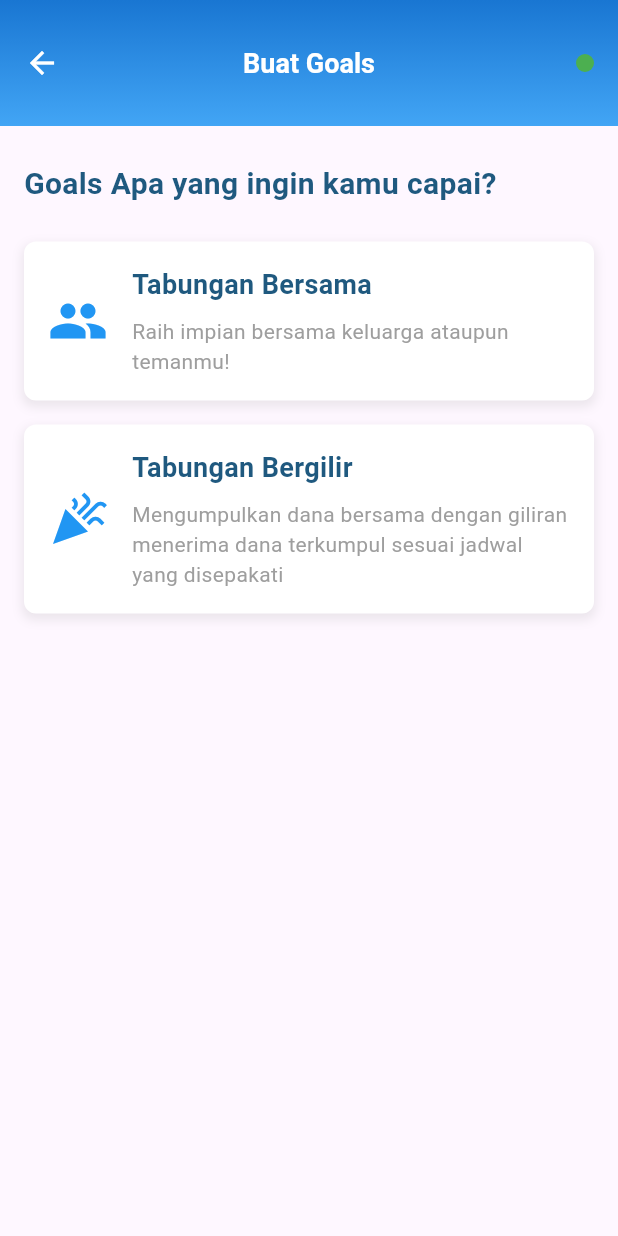
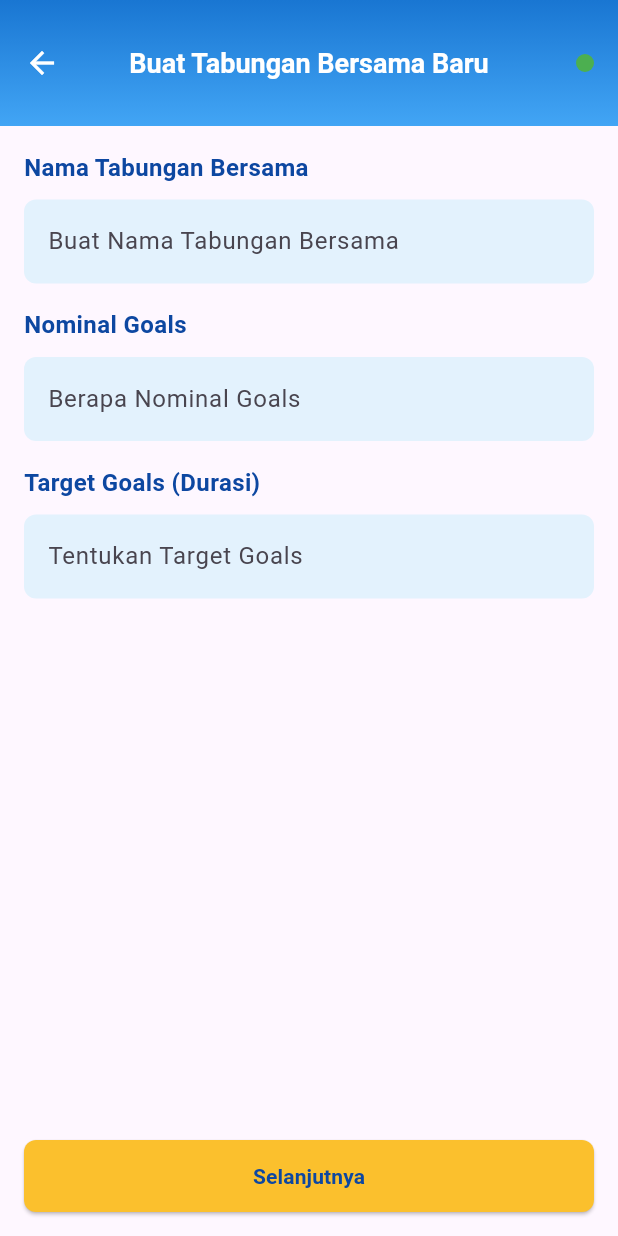
Before and after one commit to RefanzaP/DigiGoals-Project, a Flutter app: the PilihGoals screen opened directly, after a tap on "Tabungan Bersama", on a phone screen of 412 x 824 dp. Run offline on Flutter 3.47's test engine with Material 3 defaults, Android fonts, the light colour scheme and no system bars.

Commit message:
Halaman Buat Tabungan Bersama & Bergilir

```diff
--- a/lib/PilihGoals.dart
+++ b/lib/PilihGoals.dart
@@ -1,7 +1,11 @@
+import 'package:digigoals_app/TabunganBergilir/BuatTabunganBergilir.dart';
+import 'package:digigoals_app/TabunganBersama/BuatTabunganBersama.dart';
 import 'package:flutter/material.dart';
 import 'theme/theme.dart';
 
 class PilihGoals extends StatelessWidget {
+  const PilihGoals({super.key});
+
   @override
   Widget build(BuildContext context) {
     return Scaffold(
@@ -63,7 +67,10 @@ class PilihGoals extends StatelessWidget {
             SizedBox(height: 24),
             InkWell(
               onTap: () {
-                // Handle navigation based on the selected goal option
+                Navigator.push(
+                    context,
+                    MaterialPageRoute(
+                        builder: (context) => BuatTabunganBersama()));
               },
               child: Container(
                 padding: EdgeInsets.all(16),
@@ -112,7 +119,10 @@ class PilihGoals extends StatelessWidget {
             SizedBox(height: 16),
             InkWell(
               onTap: () {
-                // Handle navigation based on the selected goal option
+                Navigator.push(
+                    context,
+                    MaterialPageRoute(
+                        builder: (context) => BuatTabunganBergilir()));
               },
               child: Container(
                 padding: EdgeInsets.all(16),
--- /dev/null
+++ b/lib/TabunganBersama/BuatTabunganBersama.dart
@@ -0,0 +1,147 @@
+import 'package:flutter/material.dart';
+
+class BuatTabunganBersama extends StatelessWidget {
+  @override
+  Widget build(BuildContext context) {
+    return Scaffold(
+      appBar: AppBar(
+        backgroundColor: Colors.transparent,
+        flexibleSpace: Container(
+          decoration: BoxDecoration(
+            gradient: LinearGradient(
+              begin: Alignment.topCenter,
+              end: Alignment.bottomCenter,
+              colors: [Colors.blue.shade700, Colors.blue.shade400],
+            ),
+          ),
+        ),
+        elevation: 0,
+        toolbarHeight: 84,
+        titleSpacing: 16,
+        leading: IconButton(
+          icon: Icon(Icons.arrow_back, color: Colors.white),
+          onPressed: () {
+            Navigator.pop(context);
+          },
+        ),
+        title: Text(
+          'Buat Tabungan Bersama Baru',
+          style: TextStyle(
+            color: Colors.white,
+            fontWeight: FontWeight.bold,
+            fontSize: 18,
+          ),
+          textAlign: TextAlign.center,
+        ),
+        centerTitle: true,
+        actions: [
+          Container(
+            margin: EdgeInsets.only(right: 16),
+            height: 12,
+            width: 12,
+            decoration: BoxDecoration(
+              color: Colors.green,
+              shape: BoxShape.circle,
+            ),
+          ),
+        ],
+      ),
+      body: Padding(
+        padding: const EdgeInsets.all(16.0),
+        child: Column(
+          crossAxisAlignment: CrossAxisAlignment.start,
+          children: [
+            Text(
+              "Nama Tabungan Bersama",
+              style: TextStyle(
+                fontSize: 16,
+                fontWeight: FontWeight.bold,
+                color: Colors.blue.shade900,
+              ),
+            ),
+            SizedBox(height: 10),
+            TextField(
+              decoration: InputDecoration(
+                fillColor: Colors.blue.shade50,
+                filled: true,
+                hintText: 'Buat Nama Tabungan Bersama',
+                border: OutlineInputBorder(
+                  borderRadius: BorderRadius.circular(8),
+                  borderSide: BorderSide.none,
+                ),
+              ),
+            ),
+            SizedBox(height: 16),
+            Text(
+              "Nominal Goals",
+              style: TextStyle(
+                fontSize: 16,
+                fontWeight: FontWeight.bold,
+                color: Colors.blue.shade900,
+              ),
+            ),
+            SizedBox(height: 10),
+            TextField(
+              decoration: InputDecoration(
+                fillColor: Colors.blue.shade50,
+                filled: true,
+                hintText: 'Berapa Nominal Goals',
+                border: OutlineInputBorder(
+                  borderRadius: BorderRadius.circular(8),
+                  borderSide: BorderSide.none,
+                ),
+              ),
+              keyboardType: TextInputType.number,
+            ),
+            SizedBox(height: 16),
+            Text(
+              "Target Goals (Durasi)",
+              style: TextStyle(
+                fontSize: 16,
+                fontWeight: FontWeight.bold,
+                color: Colors.blue.shade900,
+              ),
+            ),
+            SizedBox(height: 10),
+            TextField(
+              decoration: InputDecoration(
+                fillColor: Colors.blue.shade50,
+                filled: true,
+                hintText: 'Tentukan Target Goals',
+                border: OutlineInputBorder(
+                  borderRadius: BorderRadius.circular(8),
+                  borderSide: BorderSide.none,
+                ),
+              ),
+            ),
+          ],
+        ),
+      ),
+      bottomNavigationBar: Padding(
+        padding: const EdgeInsets.all(16.0),
+        child: SizedBox(
+          width: double.infinity,
+          height: 48,
+          child: ElevatedButton(
+            onPressed: () {
+              // TODO: Add action for the next step
+            },
+            style: ElevatedButton.styleFrom(
+              backgroundColor: Colors.yellow.shade700,
+              shape: RoundedRectangleBorder(
+                borderRadius: BorderRadius.circular(8),
+              ),
+            ),
+            child: Text(
+              'Selanjutnya',
+              style: TextStyle(
+                color: Colors.blue.shade900,
+                fontWeight: FontWeight.bold,
+              ),
+            ),
+          ),
+        ),
+      ),
+    );
+  }
+}
```
Also changed, not shown: lib/TabunganBergilir/BuatTabunganBergilir.dart (added, +104 -0 lines).
